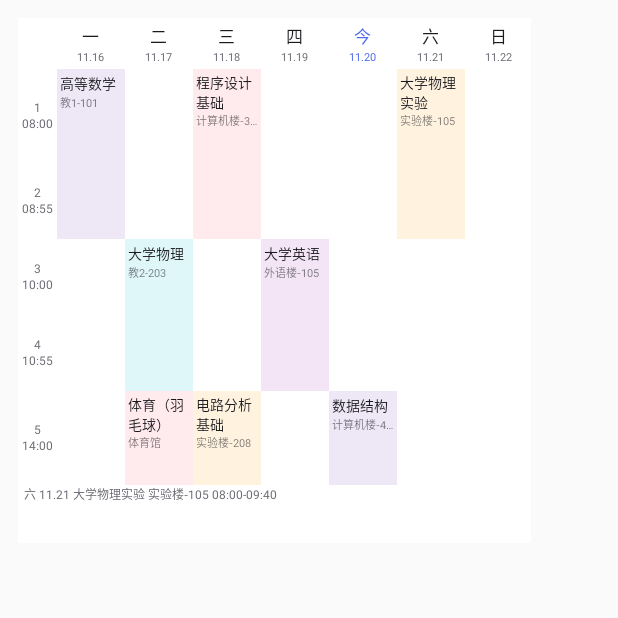
After one commit to 3beuml/UniPocket, an Android app built with Jetpack Compose: the WidgetPreviewActivity screen opened directly, with no data from a screen before it, on a phone screen of 412 x 824 dp, the top half of it. The commit adds this screen. Run offline under Robolectric (Android 15) with nearby library versions, the phone set to English and light mode, and no system bars.

Commit message:
widget：一周课表桌面组件（行高账本 + RemoteViews 渲染）
- WidgetMetrics/WeekLayoutPlanner：尺寸 -30dp 校准、换行感知行高、装不下少画、剩余均摊封顶 +12dp，9 个单测
- WeekWidgetRenderer：7 列两行列头、今天高亮、跨节次课程块、周末明细条、深浅两套配色
- demo：WeekWidgetProvider（假数据）+ week_widget_info.xml + WidgetPreviewActivity（任意尺寸预览）
- CI 纳入 widget 单测；README/AGENTS/接入指南/设计文档同步

```diff
--- /dev/null
+++ b/demo/src/main/kotlin/com/unipocket/demo/WeekWidgetProvider.kt
@@ -0,0 +1,85 @@
+package com.unipocket.demo
+
+import android.app.PendingIntent
+import android.appwidget.AppWidgetManager
+import android.appwidget.AppWidgetProvider
+import android.content.Context
+import android.content.Intent
+import android.content.res.Configuration
+import android.os.Bundle
+import com.unipocket.widget.WeekWidgetRenderer
+import com.unipocket.widget.WidgetStyle
+import kotlinx.coroutines.CoroutineScope
+import kotlinx.coroutines.Dispatchers
+import kotlinx.coroutines.launch
+
+/**
+ * 一周课表桌面组件。
+ *
+ * 组件只负责「取数据 → 调渲染器 → 交给系统」；布局与行高账本全在 `widget` 模块里。
+ * 外校接入时把数据来源换成自己的 `ScheduleSource` 即可。
+ */
+class WeekWidgetProvider : AppWidgetProvider() {
+
+    override fun onUpdate(
+        context: Context,
+        appWidgetManager: AppWidgetManager,
+        appWidgetIds: IntArray,
+    ) {
+        appWidgetIds.forEach { update(context, appWidgetManager, it) }
+    }
+
+    override fun onAppWidgetOptionsChanged(
+        context: Context,
+        appWidgetManager: AppWidgetManager,
+        appWidgetId: Int,
+        newOptions: Bundle,
+    ) {
+        update(context, appWidgetManager, appWidgetId)
+    }
+
+    private fun update(
+        context: Context,
+        appWidgetManager: AppWidgetManager,
+        appWidgetId: Int,
+    ) {
+        val pendingResult = goAsync()
+        CoroutineScope(Dispatchers.Default).launch {
+            try {
+                val config = FakeData.config
+                val courses = FakeScheduleSource(delayMillis = 0).loadCourses()
+                val week = config.semester.currentWeek() ?: 1
+
+                val options = appWidgetManager.getAppWidgetOptions(appWidgetId)
+                val widthDp = options.getInt(AppWidgetManager.OPTION_APPWIDGET_MIN_WIDTH)
+                    .takeIf { it > 0 }?.toFloat() ?: 300f
+                val heightDp = options.getInt(AppWidgetManager.OPTION_APPWIDGET_MIN_HEIGHT)
+                    .takeIf { it > 0 }?.toFloat() ?: 300f
+
+                val dark = (context.resources.configuration.uiMode and
+                    Configuration.UI_MODE_NIGHT_MASK) == Configuration.UI_MODE_NIGHT_YES
+
+                val openApp = PendingIntent.getActivity(
+                    context,
+                    0,
+                    Intent(context, MainActivity::class.java),
+                    PendingIntent.FLAG_UPDATE_CURRENT or PendingIntent.FLAG_IMMUTABLE,
+                )
+
+                val views = WeekWidgetRenderer.render(
+                    context = context,
+                    config = config,
+                    courses = courses,
+                    week = week,
+                    reportedWidthDp = widthDp,
+                    reportedHeightDp = heightDp,
+                    style = WidgetStyle(dark = dark),
+                    clickIntent = openApp,
+                )
+                appWidgetManager.updateAppWidget(appWidgetId, views)
+            } finally {
+                pendingResult.finish()
+            }
+        }
+    }
+}
--- /dev/null
+++ b/demo/src/main/kotlin/com/unipocket/demo/WidgetPreviewActivity.kt
@@ -0,0 +1,67 @@
+package com.unipocket.demo
+
+import android.os.Bundle
+import android.widget.FrameLayout
+import androidx.activity.ComponentActivity
+import androidx.activity.compose.setContent
+import androidx.compose.foundation.layout.Box
+import androidx.compose.foundation.layout.fillMaxSize
+import androidx.compose.foundation.layout.padding
+import androidx.compose.foundation.layout.size
+import androidx.compose.material3.MaterialTheme
+import androidx.compose.ui.Alignment
+import androidx.compose.ui.Modifier
+import androidx.compose.ui.unit.dp
+import androidx.compose.ui.viewinterop.AndroidView
+import com.unipocket.widget.WeekWidgetRenderer
+import com.unipocket.widget.WidgetMetrics
+import com.unipocket.widget.WidgetStyle
+
+/**
+ * 组件预览页：把 RemoteViews 在普通 Activity 里渲染出来，方便在没有桌面入口的设备上验证。
+ *
+ * 用法（可在运行时改尺寸）：
+ * `adb shell am start -n com.unipocket.demo/.WidgetPreviewActivity --ei width 342 --ei height 380`
+ */
+class WidgetPreviewActivity : ComponentActivity() {
+
+    override fun onCreate(savedInstanceState: Bundle?) {
+        super.onCreate(savedInstanceState)
+        val widthDp = intent.getIntExtra("width", 342)
+        val reportedHeightDp = intent.getIntExtra("height", 380)
+        val dark = intent.getBooleanExtra("dark", false)
+        // 桌面实际画布 = 上报高度 - 30dp（本机实测虚高量）
+        val canvasHeightDp = WidgetMetrics.correctedHeight(reportedHeightDp.toFloat())
+
+        setContent {
+            MaterialTheme {
+                Box(
+                    modifier = Modifier
+                        .fillMaxSize()
+                        .padding(12.dp),
+                    contentAlignment = Alignment.TopStart,
+                ) {
+                    AndroidView(
+                        modifier = Modifier.size(widthDp.dp, canvasHeightDp.dp),
+                        factory = { context ->
+                            FrameLayout(context).apply {
+                                setBackgroundColor(0xFFFFFFFF.toInt())
+                                val config = FakeData.config
+                                val views = WeekWidgetRenderer.render(
+                                    context = context,
+                                    config = config,
+                                    courses = FakeData.courses,
+                                    week = config.semester.currentWeek() ?: 1,
+                                    reportedWidthDp = widthDp.toFloat(),
+                                    reportedHeightDp = reportedHeightDp.toFloat(),
+                                    style = WidgetStyle(dark = dark),
+                                )
+                                addView(views.apply(context, this))
+                            }
+                        },
+                    )
+                }
+            }
+        }
+    }
+}
--- a/demo/src/main/res/values/strings.xml
+++ b/demo/src/main/res/values/strings.xml
@@ -1,4 +1,5 @@
 <?xml version="1.0" encoding="utf-8"?>
 <resources>
     <string name="app_name">UniPocket</string>
+    <string name="week_widget_description">一周课表</string>
 </resources>
--- /dev/null
+++ b/demo/src/main/res/xml/week_widget_info.xml
@@ -0,0 +1,12 @@
+<?xml version="1.0" encoding="utf-8"?>
+<appwidget-provider xmlns:android="http://schemas.android.com/apk/res/android"
+    android:description="@string/week_widget_description"
+    android:initialLayout="@layout/unipocket_widget_week"
+    android:minWidth="250dp"
+    android:minHeight="180dp"
+    android:previewLayout="@layout/unipocket_widget_week"
+    android:resizeMode="horizontal|vertical"
+    android:targetCellWidth="4"
+    android:targetCellHeight="4"
+    android:updatePeriodMillis="0"
+    android:widgetCategory="home_screen" />
--- a/widget/build.gradle.kts
+++ b/widget/build.gradle.kts
@@ -28,4 +28,6 @@ kotlin {
 
 dependencies {
     api(project(":core-domain"))
+
+    testImplementation(libs.junit)
 }
--- /dev/null
+++ b/widget/src/main/kotlin/com/unipocket/widget/WeekWidgetRenderer.kt
@@ -0,0 +1,241 @@
+package com.unipocket.widget
+
+import android.app.PendingIntent
+import android.content.Context
+import android.util.TypedValue
+import android.view.View
+import android.widget.RemoteViews
+import com.unipocket.domain.Course
+import com.unipocket.domain.SchoolConfig
+import com.unipocket.domain.inWeek
+import java.time.LocalDate
+import kotlin.math.max
+import kotlin.math.min
+
+/** 小组件配色。深浅两套由调用方按系统深色模式选 */
+data class WidgetStyle(
+    val dark: Boolean = false,
+    val accentColor: Int = 0xFF4F6BED.toInt(),
+    val blockPalette: List<Int> = DEFAULT_WIDGET_PALETTE,
+)
+
+/** 浅色系课程块配色；块内文字固定深色，保证在粉彩底上可读 */
+val DEFAULT_WIDGET_PALETTE: List<Int> = listOf(
+    0xFFE3F2FD, 0xFFE8F5E9, 0xFFFFF3E0, 0xFFF3E5F5,
+    0xFFE0F7FA, 0xFFFFEBEE, 0xFFF1F8E9, 0xFFEDE7F6,
+).map { it.toInt() }
+
+private const val BLOCK_TEXT = 0xFF1B1B1F.toInt()
+private const val BLOCK_SUB_TEXT = 0x991B1B1F.toInt()
+
+/**
+ * 一周课表组件的 RemoteViews 渲染器（**纯布局函数**，不含数据获取）。
+ *
+ * 设计要点（全部来自真机回归，见仓库 `memory/`）：
+ * - 7 列恒显，列头两行（星期 + 日期），今天用主题色；
+ * - 行高走 [WeekLayoutPlanner] 的换行感知账本，宁可少画一行也不裁字；
+ * - 周末有课时底部补一条明细（窄列放不下的完整信息）；
+ * - 尺寸上报先过 −30dp 校准。
+ *
+ * 同一时段多门课（冲突）时只画第一门——组件空间不足以并排，冲突提示留给 App 内页面。
+ */
+object WeekWidgetRenderer {
+
+    private val DAY_LABELS = listOf("一", "二", "三", "四", "五", "六", "日")
+
+    fun render(
+        context: Context,
+        config: SchoolConfig,
+        courses: List<Course>,
+        week: Int,
+        reportedWidthDp: Float,
+        reportedHeightDp: Float,
+        style: WidgetStyle = WidgetStyle(),
+        clickIntent: PendingIntent? = null,
+    ): RemoteViews {
+        val pkg = context.packageName
+        val density = context.resources.displayMetrics.density
+        val weekCourses = courses.inWeek(week)
+        val hasWeekend = weekCourses.any { it.dayOfWeek >= 6 }
+
+        // 账本要换行感知：先按单列宽估课名行数，再算行高
+        val provisionalColumnWidth =
+            ((reportedWidthDp - WeekLayoutPlanner.TIME_COLUMN_WIDTH_DP) / 7f).coerceAtLeast(1f)
+        val nameLinesByRow = mutableMapOf<Int, Int>()
+        for (course in weekCourses) {
+            val lines = WidgetMetrics.estimateLines(course.name, provisionalColumnWidth, 9f)
+            nameLinesByRow[course.startPeriod] =
+                max(nameLinesByRow[course.startPeriod] ?: 1, lines)
+        }
+
+        val plan = WeekLayoutPlanner.plan(
+            reportedHeightDp = reportedHeightDp,
+            widthDp = reportedWidthDp,
+            periodCount = config.periodCount,
+            nameLinesByRow = nameLinesByRow,
+            hasWeekendStrip = hasWeekend,
+        )
+
+        val bg = if (style.dark) 0xFF1C1B1F.toInt() else 0xFFFFFFFF.toInt()
+        val text = if (style.dark) 0xFFE6E1E5.toInt() else 0xFF1B1B1F.toInt()
+        val sub = if (style.dark) 0xFF938F99.toInt() else 0xFF6F6B75.toInt()
+
+        val root = RemoteViews(pkg, R.layout.unipocket_widget_week)
+        root.setInt(R.id.week_root, "setBackgroundColor", bg)
+        clickIntent?.let { root.setOnClickPendingIntent(R.id.week_root, it) }
+        root.removeAllViews(R.id.week_header)
+        root.removeAllViews(R.id.week_body)
+
+        // ── 列头 ──────────────────────────────────────────────────────
+        root.addView(R.id.week_header, spacer(pkg, plan.timeColumnWidthDp, plan.headerHeightDp))
+
+        val today = LocalDate.now()
+        val isCurrentWeek = config.semester.weekOf(today) == week
+
+        for (day in 1..7) {
+            val cell = RemoteViews(pkg, R.layout.unipocket_widget_header_cell)
+            val date = runCatching { config.semester.dateOf(week, day) }.getOrNull()
+            val isToday = isCurrentWeek && date == today
+
+            cell.setTextViewText(R.id.header_main, if (isToday) "今" else DAY_LABELS[day - 1])
+            cell.setTextColor(R.id.header_main, if (isToday) style.accentColor else text)
+            cell.setTextViewText(
+                R.id.header_sub,
+                date?.let { "${it.monthValue}.${it.dayOfMonth}" }.orEmpty(),
+            )
+            cell.setTextColor(R.id.header_sub, if (isToday) style.accentColor else sub)
+            cell.setViewLayoutWidth(R.id.header_root, plan.columnWidthDp, TypedValue.COMPLEX_UNIT_DIP)
+            cell.setViewLayoutHeight(R.id.header_root, plan.headerHeightDp, TypedValue.COMPLEX_UNIT_DIP)
+            root.addView(R.id.week_header, cell)
+        }
+
+        // ── 时间列 ────────────────────────────────────────────────────
+        val timeColumn = RemoteViews(pkg, R.layout.unipocket_widget_day_column)
+        for (row in 1..plan.visibleRows) {
+            val cell = RemoteViews(pkg, R.layout.unipocket_widget_time_cell)
+            val period = config.period(row)
+            val label = buildString {
+                append(row)
+                if (period != null) {
+                    append('\n')
+                    append(period.startText)
+                }
+            }
+            cell.setTextViewText(R.id.time_text, label)
+            cell.setTextColor(R.id.time_text, sub)
+            cell.setViewLayoutHeight(R.id.time_text, plan.rowHeightsDp[row - 1], TypedValue.COMPLEX_UNIT_DIP)
+            cell.setViewLayoutWidth(R.id.time_text, plan.timeColumnWidthDp, TypedValue.COMPLEX_UNIT_DIP)
+            timeColumn.addView(R.id.day_root, cell)
+        }
+        timeColumn.setViewLayoutWidth(R.id.day_root, plan.timeColumnWidthDp, TypedValue.COMPLEX_UNIT_DIP)
+        root.addView(R.id.week_body, timeColumn)
+
+        // ── 7 个日列 ──────────────────────────────────────────────────
+        for (day in 1..7) {
+            val column = RemoteViews(pkg, R.layout.unipocket_widget_day_column)
+            val byStart = weekCourses
+                .filter { it.dayOfWeek == day }
+                .sortedBy { it.startPeriod }
+                .groupBy { it.startPeriod }
+                .mapValues { (_, list) -> list.first() }
+
+            var row = 1
+            while (row <= plan.visibleRows) {
+                val course = byStart[row]
+                if (course == null) {
+                    val empty = spacer(pkg, plan.columnWidthDp, plan.rowHeightsDp[row - 1])
+                    column.addView(R.id.day_root, empty)
+                    row++
+                    continue
+                }
+
+                // 跨节次：课程块高度 = 覆盖到的可见行高度之和
+                val spanEnd = min(course.endPeriod, plan.visibleRows)
+                val blockHeight = plan.rowHeightsDp.subList(row - 1, spanEnd).sum()
+                column.addView(
+                    R.id.day_root,
+                    courseCell(pkg, density, course, plan.columnWidthDp, blockHeight, style),
+                )
+                row = spanEnd + 1
+            }
+
+            column.setViewLayoutWidth(R.id.day_root, plan.columnWidthDp, TypedValue.COMPLEX_UNIT_DIP)
+            root.addView(R.id.week_body, column)
+        }
+
+        // ── 周末明细条 ────────────────────────────────────────────────
+        val weekendCourses = weekCourses.filter { it.dayOfWeek >= 6 }
+        if (weekendCourses.isNotEmpty()) {
+            root.setViewVisibility(R.id.week_strip, View.VISIBLE)
+            root.setTextViewText(R.id.week_strip, weekendStripText(config, week, weekendCourses))
+            root.setTextColor(R.id.week_strip, sub)
+        } else {
+            root.setViewVisibility(R.id.week_strip, View.GONE)
+        }
+
+        return root
+    }
+
+    private fun spacer(pkg: String, widthDp: Float, heightDp: Float): RemoteViews {
+        val view = RemoteViews(pkg, R.layout.unipocket_widget_empty_cell)
+        view.setViewLayoutWidth(R.id.empty_root, widthDp, TypedValue.COMPLEX_UNIT_DIP)
+        view.setViewLayoutHeight(R.id.empty_root, heightDp, TypedValue.COMPLEX_UNIT_DIP)
+        return view
+    }
+
+    private fun courseCell(
+        pkg: String,
+        density: Float,
+        course: Course,
+        widthDp: Float,
+        heightDp: Float,
+        style: WidgetStyle,
+    ): RemoteViews {
+        val cell = RemoteViews(pkg, R.layout.unipocket_widget_course_cell)
+        val blockColor = style.blockPalette[Math.floorMod(course.colorSeed, style.blockPalette.size)]
+        cell.setInt(R.id.course_root, "setBackgroundColor", blockColor)
+        cell.setViewPadding(
+            R.id.course_root,
+            (2 * density).toInt(),
+            (2 * density).toInt(),
+            (2 * density).toInt(),
+            (2 * density).toInt(),
+        )
+
+        cell.setTextViewText(R.id.course_name, course.name)
+        cell.setTextColor(R.id.course_name, BLOCK_TEXT)
+
+        val room = course.room
+        if (room.isNullOrBlank()) {
+            cell.setViewVisibility(R.id.course_room, View.GONE)
+        } else {
+            cell.setTextViewText(R.id.course_room, room)
+            cell.setTextColor(R.id.course_room, BLOCK_SUB_TEXT)
+        }
+
+        cell.setViewLayoutWidth(R.id.course_root, widthDp, TypedValue.COMPLEX_UNIT_DIP)
+        cell.setViewLayoutHeight(R.id.course_root, heightDp, TypedValue.COMPLEX_UNIT_DIP)
+        return cell
+    }
+
+    /** 「六 11.7 数据结构 教1-101 10:10-11:50」，最多两条 */
+    private fun weekendStripText(
+        config: SchoolConfig,
+        week: Int,
+        weekendCourses: List<Course>,
+    ): String = weekendCourses
+        .sortedWith(compareBy({ it.dayOfWeek }, { it.startPeriod }))
+        .take(2)
+        .joinToString("   ") { course ->
+            val date = runCatching { config.semester.dateOf(week, course.dayOfWeek) }.getOrNull()
+            val start = config.period(course.startPeriod)?.startText.orEmpty()
+            val end = config.period(course.endPeriod)?.endText.orEmpty()
+            listOfNotNull(
+                DAY_LABELS.getOrNull(course.dayOfWeek - 1),
+                date?.let { "${it.monthValue}.${it.dayOfMonth}" },
+                course.name,
+                course.room,
+                if (start.isNotEmpty() && end.isNotEmpty()) "$start-$end" else null,
+            ).filter { it.isNotBlank() }.joinToString(" ")
+        }
+}
--- /dev/null
+++ b/widget/src/main/kotlin/com/unipocket/widget/WidgetMetrics.kt
@@ -0,0 +1,141 @@
+package com.unipocket.widget
+
+import kotlin.math.ceil
+import kotlin.math.max
+import kotlin.math.min
+
+/**
+ * 小组件的尺寸与文字测量口径。
+ *
+ * 两个来自真机的教训（见仓库 `memory/`）：
+ * 1. **所有尺寸上报通道都会虚高约 30dp**（AppWidgetManager 的 MIN/MAX 与 API31 的 SIZES 都一样），
+ *    不能拿上报值直接当画布，必须先减 30。
+ * 2. **行高账本必须换行感知**：课名换两行时自然高会多出一行，按"一行"记账会导致底部裁字。
+ */
+object WidgetMetrics {
+
+    /** 实测虚高量（dp），任何上报通道都要减掉 */
+    const val SIZE_INFLATION_DP = 30f
+
+    /** 单行课名的自然高（dp） */
+    const val ROW_BASE_DP = 44f
+
+    /** 课名每多一行增加的自然高（dp） */
+    const val ROW_EXTRA_LINE_DP = 12f
+
+    /** 撑高时每行最多再加多少（dp） */
+    const val ROW_MAX_STRETCH_DP = 12f
+
+    /** 上报高度 → 真实可用高度 */
+    fun correctedHeight(reportedHeightDp: Float): Float =
+        max(reportedHeightDp - SIZE_INFLATION_DP, 80f)
+
+    /**
+     * 估算一段文字在给定列宽里占几行。
+     *
+     * 口径：CJK 字符按 1em、ASCII 按 0.55em 计宽；结果夹在 1..[maxLines]。
+     * 这是**估算**，不是排版引擎——目的是让账本不至于把两行课名记成一行。
+     */
+    fun estimateLines(
+        text: String,
+        columnWidthDp: Float,
+        fontSizeSp: Float,
+        maxLines: Int = 2,
+    ): Int {
+        if (text.isEmpty() || columnWidthDp <= 0f) return 1
+
+        var width = 0f
+        for (ch in text) {
+            width += if (ch.code <= 0x7F) fontSizeSp * 0.55f else fontSizeSp
+        }
+        val lines = ceil(width / columnWidthDp).toInt()
+        return lines.coerceIn(1, maxLines)
+    }
+
+    /** 一行课位的自然高（按课名行数） */
+    fun naturalRowHeight(nameLines: Int): Float =
+        ROW_BASE_DP + (nameLines - 1).coerceAtLeast(0) * ROW_EXTRA_LINE_DP
+}
+
+/** 一周课表组件的排版结果 */
+data class WeekPlan(
+    /** 单列宽度（dp），已扣除时间列 */
+    val columnWidthDp: Float,
+    /** 每个可见节次行的高度（dp） */
+    val rowHeightsDp: List<Float>,
+    /** 时间列宽度（dp） */
+    val timeColumnWidthDp: Float,
+    /** 列头高度（dp） */
+    val headerHeightDp: Float,
+) {
+    val visibleRows: Int get() = rowHeightsDp.size
+    val totalRowsHeightDp: Float get() = rowHeightsDp.sum()
+}
+
+/**
+ * 一周课表的行高账本。
+ *
+ * 规则（来自真机回归）：
+ * - 按每行**真实自然高**累计；装不下整行就不画（宁少一行，不裁字），至少保留 1 行。
+ * - 剩余空间**按行均摊**撑高，但每行不超过自然高 + 12dp。
+ * - 永不把行高压到自然高以下——账本说放得下、视图实际溢出，正是 4×2 裁字事故的根因。
+ */
+object WeekLayoutPlanner {
+
+    const val TIME_COLUMN_WIDTH_DP = 26f
+    const val HEADER_HEIGHT_DP = 34f
+    const val VERTICAL_PADDING_DP = 8f
+
+    /**
+     * @param reportedHeightDp 系统上报的组件高度（会先减 30dp）
+     * @param nameLinesByRow 每个节次行里最长的课名行数（key = 节次，从 1 开始）
+     * @param hasWeekendStrip 是否要给底部周末明细条留高度
+     */
+    fun plan(
+        reportedHeightDp: Float,
+        widthDp: Float,
+        periodCount: Int,
+        nameLinesByRow: Map<Int, Int>,
+        hasWeekendStrip: Boolean = false,
+        timeColumnWidthDp: Float = TIME_COLUMN_WIDTH_DP,
+        headerHeightDp: Float = HEADER_HEIGHT_DP,
+        verticalPaddingDp: Float = VERTICAL_PADDING_DP,
+    ): WeekPlan {
+        require(periodCount >= 1) { "periodCount 至少为 1" }
+
+        val available = WidgetMetrics.correctedHeight(reportedHeightDp) -
+            headerHeightDp - verticalPaddingDp - if (hasWeekendStrip) 30f else 0f
+        val usable = max(available, 0f)
+
+        val naturals = (1..periodCount).map { row ->
+            WidgetMetrics.naturalRowHeight(nameLinesByRow[row] ?: 1)
+        }
+
+        val visible = ArrayList<Int>(periodCount)
+        var accumulated = 0f
+        for (index in naturals.indices) {
+            val height = naturals[index]
+            if (visible.isNotEmpty() && accumulated + height > usable) break
+            accumulated += height
+            visible += index
+        }
+        // 一个都放不下也必须留一行（极端小尺寸），保证界面有个可读的格子
+        if (visible.isEmpty()) visible += 0
+
+        val extraPerRow = if (visible.isEmpty()) {
+            0f
+        } else {
+            min((usable - accumulated).coerceAtLeast(0f) / visible.size, WidgetMetrics.ROW_MAX_STRETCH_DP)
+        }
+
+        val heights = visible.map { naturals[it] + extraPerRow }
+        val columnWidth = max((widthDp - timeColumnWidthDp) / 7f, 1f)
+
+        return WeekPlan(
+            columnWidthDp = columnWidth,
+            rowHeightsDp = heights,
+            timeColumnWidthDp = timeColumnWidthDp,
+            headerHeightDp = headerHeightDp,
+        )
+    }
+}
--- /dev/null
+++ b/widget/src/main/res/layout/unipocket_widget_course_cell.xml
@@ -0,0 +1,29 @@
+<?xml version="1.0" encoding="utf-8"?>
+<!-- 课程块：课名（最多两行）+ 地点 -->
+<LinearLayout xmlns:android="http://schemas.android.com/apk/res/android"
+    android:id="@+id/course_root"
+    android:layout_width="wrap_content"
+    android:layout_height="wrap_content"
+    android:orientation="vertical"
+    android:paddingStart="2dp"
+    android:paddingTop="2dp"
+    android:paddingEnd="2dp"
+    android:paddingBottom="2dp">
+
+    <TextView
+        android:id="@+id/course_name"
+        android:layout_width="match_parent"
+        android:layout_height="wrap_content"
+        android:ellipsize="end"
+        android:maxLines="2"
+        android:textSize="9sp" />
+
+    <TextView
+        android:id="@+id/course_room"
+        android:layout_width="match_parent"
+        android:layout_height="wrap_content"
+        android:ellipsize="end"
+        android:maxLines="1"
+        android:textSize="7sp" />
+
+</LinearLayout>
--- /dev/null
+++ b/widget/src/main/res/layout/unipocket_widget_day_column.xml
@@ -0,0 +1,7 @@
+<?xml version="1.0" encoding="utf-8"?>
+<!-- 一天的竖列容器，内部按节次追加课程块或空行 -->
+<LinearLayout xmlns:android="http://schemas.android.com/apk/res/android"
+    android:id="@+id/day_root"
+    android:layout_width="wrap_content"
+    android:layout_height="wrap_content"
+    android:orientation="vertical" />
--- /dev/null
+++ b/widget/src/main/res/layout/unipocket_widget_empty_cell.xml
@@ -0,0 +1,6 @@
+<?xml version="1.0" encoding="utf-8"?>
+<!-- 空课位：只占高度，不画东西（RemoteViews 不允许裸 View，用 FrameLayout） -->
+<FrameLayout xmlns:android="http://schemas.android.com/apk/res/android"
+    android:id="@+id/empty_root"
+    android:layout_width="wrap_content"
+    android:layout_height="wrap_content" />
--- /dev/null
+++ b/widget/src/main/res/layout/unipocket_widget_header_cell.xml
@@ -0,0 +1,24 @@
+<?xml version="1.0" encoding="utf-8"?>
+<!-- 两行列头：大字星期 + 小字日期 -->
+<LinearLayout xmlns:android="http://schemas.android.com/apk/res/android"
+    android:id="@+id/header_root"
+    android:layout_width="wrap_content"
+    android:layout_height="wrap_content"
+    android:gravity="center"
+    android:orientation="vertical">
+
+    <TextView
+        android:id="@+id/header_main"
+        android:layout_width="wrap_content"
+        android:layout_height="wrap_content"
+        android:maxLines="1"
+        android:textSize="11sp" />
+
+    <TextView
+        android:id="@+id/header_sub"
+        android:layout_width="wrap_content"
+        android:layout_height="wrap_content"
+        android:maxLines="1"
+        android:textSize="7sp" />
+
+</LinearLayout>
--- /dev/null
+++ b/widget/src/main/res/layout/unipocket_widget_time_cell.xml
@@ -0,0 +1,10 @@
+<?xml version="1.0" encoding="utf-8"?>
+<!-- 时间列的一行：节次序号 + 开始时刻 -->
+<TextView xmlns:android="http://schemas.android.com/apk/res/android"
+    android:id="@+id/time_text"
+    android:layout_width="wrap_content"
+    android:layout_height="wrap_content"
+    android:gravity="center"
+    android:lineSpacingExtra="1dp"
+    android:maxLines="2"
+    android:textSize="8sp" />
--- /dev/null
+++ b/widget/src/main/res/layout/unipocket_widget_week.xml
@@ -0,0 +1,32 @@
+<?xml version="1.0" encoding="utf-8"?>
+<!-- 一周课表组件根布局：列头 / 网格 / 周末明细条 -->
+<LinearLayout xmlns:android="http://schemas.android.com/apk/res/android"
+    android:id="@+id/week_root"
+    android:layout_width="match_parent"
+    android:layout_height="match_parent"
+    android:orientation="vertical">
+
+    <LinearLayout
+        android:id="@+id/week_header"
+        android:layout_width="match_parent"
+        android:layout_height="wrap_content"
+        android:orientation="horizontal" />
+
+    <LinearLayout
+        android:id="@+id/week_body"
+        android:layout_width="match_parent"
+        android:layout_height="wrap_content"
+        android:orientation="horizontal" />
+
+    <TextView
+        android:id="@+id/week_strip"
+        android:layout_width="match_parent"
+        android:layout_height="wrap_content"
+        android:ellipsize="end"
+        android:maxLines="1"
+        android:paddingStart="4dp"
+        android:paddingEnd="4dp"
+        android:textSize="8sp"
+        android:visibility="gone" />
+
+</LinearLayout>
```
Also changed, not shown: demo/src/main/AndroidManifest.xml (+15 -0 lines), 4 other files.
